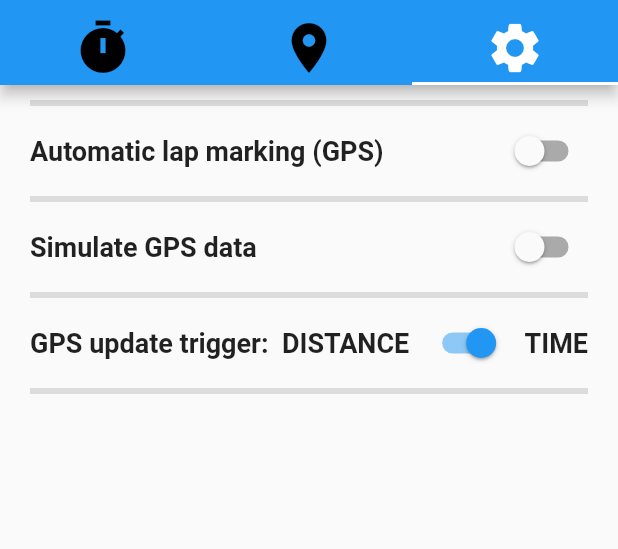
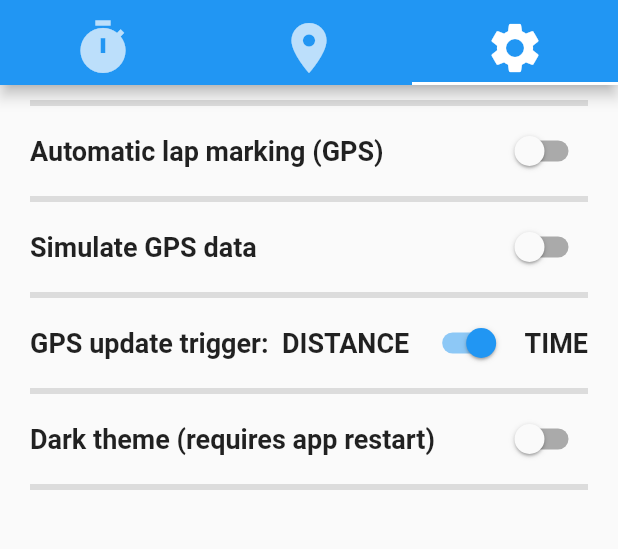
Before and after one commit to markleavitt/karstimer, a Flutter app: the screen it shows after launch, tab 3 chosen, on a phone screen of 412 x 824 dp, the part 71-620 px from its top. Run offline on Flutter 3.47's test engine with Material 2 defaults, Android fonts, the phone set to English and light mode, and no system bars; our stand-ins replace geolocator, google_maps_flutter, shared_preferences.

Commit message:
Added dark theme option, cleaned up some colors and fonts

```diff
--- a/lib/main.dart
+++ b/lib/main.dart
@@ -20,6 +20,7 @@ class MyApp extends StatelessWidget {
     return ChangeNotifierProvider(
       create: (_) => myRaceData,
       child: MaterialApp(
+        theme: myRaceData.isDarkTheme ? ThemeData.dark() : ThemeData.light(),
         home: DefaultTabController(
           length: 3,
           child: Scaffold(
@@ -30,7 +31,6 @@ class MyApp extends StatelessWidget {
                   Tab(icon: Icon(Icons.location_on, size: 40.0)),
                   Tab(icon: Icon(Icons.settings, size: 40.0))
                 ],
-                unselectedLabelColor: Colors.black,
               ),
               title: Center(
                 child: Text(
--- a/lib/tab_settings.dart
+++ b/lib/tab_settings.dart
@@ -75,6 +75,24 @@ class _TabSettingsState extends State<TabSettings> {
           Divider(
             thickness: 4,
           ),
+          Row(
+            mainAxisAlignment: MainAxisAlignment.spaceBetween,
+            crossAxisAlignment: CrossAxisAlignment.center,
+            children: [
+              Text("Dark theme (requires app restart)", style: kLapButtonStyle),
+              Switch(
+                value: myRaceData.isDarkTheme,
+                onChanged: (bool newValue) {
+                  setState(() {
+                    myRaceData.setIsDarkTheme(newValue);
+                  });
+                },
+              ),
+            ],
+          ),
+          Divider(
+            thickness: 4,
+          ),
         ],
       ),
     );
```
Also changed, not shown: lib/race_data.dart (+12 -5 lines), lib/tab_lap_timer.dart (+11 -10 lines).
